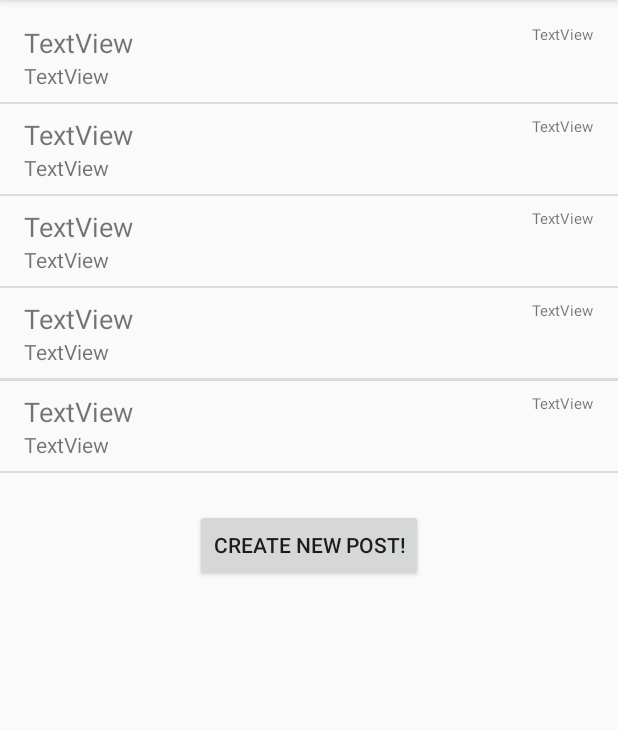
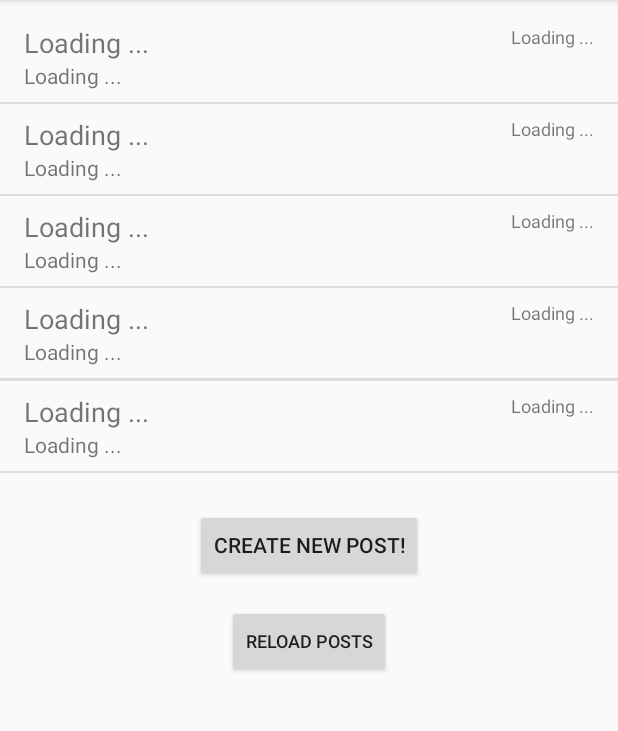
Before and after one commit to adamobrien4/SocialMediaApp_Assignment2, an Android app: the PostFeedActivity screen opened directly, with no data from a screen before it, on a phone screen of 412 x 824 dp, the part 84-815 px from its top. Run offline under Robolectric (Android 15) with nearby library versions, the phone set to English and light mode, and no system bars; our stand-ins replace Firebase (no records; nobody signed in at launch, a user with empty details on screens opened directly).

Commit message:
Fixed bug which caused post messages to be displayed incorrectly Removed debugging print statements Updated Activity elements placeholder text to reference strings.xml file

```diff
--- a/app/src/main/java/ie/ul/socialmediaappassignment2/PostFeedActivity.java
+++ b/app/src/main/java/ie/ul/socialmediaappassignment2/PostFeedActivity.java
@@ -11,7 +11,6 @@ import android.widget.TextView;
 
 import com.google.android.gms.tasks.OnCompleteListener;
 import com.google.android.gms.tasks.Task;
-import com.google.firebase.firestore.CollectionReference;
 import com.google.firebase.firestore.FirebaseFirestore;
 import com.google.firebase.firestore.FirebaseFirestoreSettings;
 import com.google.firebase.firestore.Query;
@@ -51,10 +50,7 @@ public class PostFeedActivity extends AppCompatActivity {
                 .addOnCompleteListener(new OnCompleteListener<QuerySnapshot>() {
                     @Override
                     public void onComplete(@NonNull Task<QuerySnapshot> task) {
-                        System.out.println("OnCompleteListener");
                         if (task.isSuccessful()) {
-                            // Print amount of posts/documents found that match query
-                            System.out.println("Task ResultSet size : " + task.getResult().size());
                             // Loop through each document from query resultset
                             int postIndex = 0;
                             for (QueryDocumentSnapshot document : task.getResult()) {
@@ -64,8 +60,8 @@ public class PostFeedActivity extends AppCompatActivity {
 
                                 // Keep Track of which post we are currently iterating
                                 postIndex++;
-                                // Print out data from each document to console
-                                System.out.println(document.getId() + " => " + document.getData());
+
+                                // Point to correct screen elements for this post
                                 switch (postIndex){
                                     case 1:
                                         username = findViewById(R.id.username1);
@@ -84,7 +80,7 @@ public class PostFeedActivity extends AppCompatActivity {
                                         break;
                                     case 4:
                                         username = findViewById(R.id.username4);
-                                        message = findViewById(R.id.message5);
+                                        message = findViewById(R.id.message4);
                                         time = findViewById(R.id.time4);
                                         break;
                                     case 5:
@@ -113,6 +109,7 @@ public class PostFeedActivity extends AppCompatActivity {
                                 username.setText((String)document.getData().get("username"));
                                 message.setText((String)document.getData().get("message"));
                                 time.setText(diffString);
+
                             }
                         } else {
                             // Error logging
@@ -121,4 +118,8 @@ public class PostFeedActivity extends AppCompatActivity {
                     }
                 });
     }
+
+    public void reloadPosts(View view) {
+        getPosts();
+    }
 }
--- a/app/src/main/res/layout/activity_post_feed.xml
+++ b/app/src/main/res/layout/activity_post_feed.xml
@@ -11,7 +11,7 @@
         android:layout_width="wrap_content"
         android:layout_height="wrap_content"
         android:layout_marginStart="16dp"
-        android:text="TextView"
+        android:text="@string/placeholder_text"
         app:layout_constraintStart_toStartOf="parent"
         app:layout_constraintTop_toBottomOf="@+id/username2" />
 
@@ -31,7 +31,7 @@
         android:layout_height="wrap_content"
         android:layout_marginStart="16dp"
         android:layout_marginTop="8dp"
-        android:text="TextView"
+        android:text="@string/placeholder_text"
         android:textSize="18sp"
         app:layout_constraintStart_toStartOf="parent"
         app:layout_constraintTop_toBottomOf="@+id/divider" />
@@ -42,7 +42,7 @@
         android:layout_height="wrap_content"
         android:layout_marginTop="24dp"
         android:onClick="gotoCreatePosts"
-        android:text="Create new Post!"
+        android:text="@string/create_post_button_text"
         app:layout_constraintEnd_toEndOf="parent"
         app:layout_constraintStart_toStartOf="parent"
         app:layout_constraintTop_toBottomOf="@+id/divider5" />
@@ -53,7 +53,7 @@
         android:layout_height="wrap_content"
         android:layout_marginStart="16dp"
         android:layout_marginTop="16dp"
-        android:text="TextView"
+        android:text="@string/placeholder_text"
         android:textSize="18sp"
         app:layout_constraintStart_toStartOf="parent"
         app:layout_constraintTop_toTopOf="parent" />
@@ -63,7 +63,7 @@
         android:layout_width="wrap_content"
         android:layout_height="wrap_content"
         android:layout_marginStart="16dp"
-        android:text="TextView"
+        android:text="@string/placeholder_text"
         app:layout_constraintStart_toStartOf="parent"
         app:layout_constraintTop_toBottomOf="@+id/username1" />
 
@@ -83,7 +83,7 @@
         android:layout_height="wrap_content"
         android:layout_marginStart="16dp"
         android:layout_marginTop="8dp"
-        android:text="TextView"
+        android:text="@string/placeholder_text"
         android:textSize="18sp"
         app:layout_constraintStart_toStartOf="parent"
         app:layout_constraintTop_toBottomOf="@+id/divider2" />
@@ -93,7 +93,7 @@
         android:layout_width="wrap_content"
         android:layout_height="wrap_content"
         android:layout_marginStart="16dp"
-        android:text="TextView"
+        android:text="@string/placeholder_text"
         app:layout_constraintStart_toStartOf="parent"
         app:layout_constraintTop_toBottomOf="@+id/username3" />
 
@@ -113,7 +113,7 @@
         android:layout_height="wrap_content"
         android:layout_marginStart="16dp"
         android:layout_marginTop="8dp"
-        android:text="TextView"
+        android:text="@string/placeholder_text"
         android:textSize="18sp"
         app:layout_constraintStart_toStartOf="parent"
         app:layout_constraintTop_toBottomOf="@+id/divider3" />
@@ -123,7 +123,7 @@
         android:layout_width="wrap_content"
         android:layout_height="wrap_content"
         android:layout_marginStart="16dp"
-        android:text="TextView"
+        android:text="@string/placeholder_text"
         app:layout_constraintStart_toStartOf="parent"
         app:layout_constraintTop_toBottomOf="@+id/username4" />
 
@@ -142,7 +142,7 @@
         android:layout_height="wrap_content"
         android:layout_marginStart="16dp"
         android:layout_marginTop="8dp"
-        android:text="TextView"
+        android:text="@string/placeholder_text"
         android:textSize="18sp"
         app:layout_constraintStart_toStartOf="parent"
         app:layout_constraintTop_toBottomOf="@+id/divider4" />
@@ -152,7 +152,7 @@
         android:layout_width="wrap_content"
         android:layout_height="wrap_content"
         android:layout_marginStart="16dp"
-        android:text="TextView"
+        android:text="@string/placeholder_text"
         app:layout_constraintStart_toStartOf="parent"
         app:layout_constraintTop_toBottomOf="@+id/username5" />
 
@@ -172,8 +172,8 @@
         android:layout_height="wrap_content"
         android:layout_marginTop="16dp"
         android:layout_marginEnd="16dp"
-        android:text="TextView"
-        android:textSize="10sp"
+        android:text="@string/placeholder_text"
+        android:textSize="12sp"
         app:layout_constraintEnd_toEndOf="parent"
         app:layout_constraintTop_toTopOf="parent" />
 
@@ -183,8 +183,8 @@
         android:layout_height="wrap_content"
         android:layout_marginTop="8dp"
         android:layout_marginEnd="16dp"
-        android:text="TextView"
-        android:textSize="10sp"
+        android:text="@string/placeholder_text"
+        android:textSize="12sp"
         app:layout_constraintEnd_toEndOf="parent"
         app:layout_constraintTop_toBottomOf="@+id/divider" />
 
@@ -194,8 +194,8 @@
         android:layout_height="wrap_content"
         android:layout_marginTop="8dp"
         android:layout_marginEnd="16dp"
-        android:text="TextView"
-        android:textSize="10sp"
+        android:text="@string/placeholder_text"
+        android:textSize="12sp"
         app:layout_constraintEnd_toEndOf="parent"
         app:layout_constraintTop_toBottomOf="@+id/divider2" />
 
@@ -205,8 +205,8 @@
         android:layout_height="wrap_content"
         android:layout_marginTop="8dp"
         android:layout_marginEnd="16dp"
-        android:text="TextView"
-        android:textSize="10sp"
+        android:text="@string/placeholder_text"
+        android:textSize="12sp"
         app:layout_constraintEnd_toEndOf="parent"
         app:layout_constraintTop_toBottomOf="@+id/divider3" />
 
@@ -216,9 +216,21 @@
         android:layout_height="wrap_content"
         android:layout_marginTop="8dp"
         android:layout_marginEnd="16dp"
-        android:text="TextView"
-        android:textSize="10sp"
+        android:text="@string/placeholder_text"
+        android:textSize="12sp"
         app:layout_constraintEnd_toEndOf="parent"
         app:layout_constraintTop_toBottomOf="@+id/divider4" />
 
+    <Button
+        android:id="@+id/reload_posts_button"
+        android:layout_width="wrap_content"
+        android:layout_height="wrap_content"
+        android:layout_marginTop="16dp"
+        android:onClick="reloadPosts"
+        android:text="@string/reload_posts_button_text"
+        android:textSize="12sp"
+        app:layout_constraintEnd_toEndOf="parent"
+        app:layout_constraintStart_toStartOf="parent"
+        app:layout_constraintTop_toBottomOf="@+id/create_post_button" />
+
 </androidx.constraintlayout.widget.ConstraintLayout>
--- a/app/src/main/res/values/strings.xml
+++ b/app/src/main/res/values/strings.xml
@@ -2,5 +2,9 @@
     <string name="app_name">SocialMediaApp Assignment 2</string>
     <string name="create_post_btn">send</string>
     <string name="create_post_txt">Whats on your mind </string>
+    <string name="placeholder_text">Loading ...</string>
 
+    <string name="create_post_button_text">Create New Post!</string>
+
+    <string name="reload_posts_button_text">Reload Posts</string>
 </resources>
```
